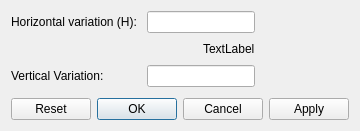
This is libs/geodata/riversurvey/geodatarivercrosssectionaltitudemovedialog.ui in i-RIC/prepost-gui as Qt 5 draws it before an edit. The edited form follows.
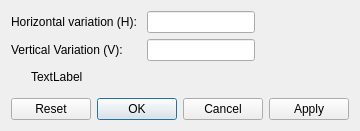
This is the edited form. Custom widgets are drawn as their Qt base class.

Commit message: リファクタリング

What changed in the file:
```diff
--- a/libs/geodata/riversurvey/geodatarivercrosssectionaltitudemovedialog.ui
+++ b/libs/geodata/riversurvey/geodatarivercrosssectionaltitudemovedialog.ui
@@ -28,16 +28,29 @@
        <item row="0" column="1">
         <widget class="RealNumberEditWidget" name="horizontalEdit"/>
        </item>
-       <item row="1" column="0" colspan="2">
+       <item row="1" column="0">
+        <widget class="QLabel" name="verticalLabel">
+         <property name="text">
+          <string>Vertical Variation (V):</string>
+         </property>
+        </widget>
+       </item>
+       <item row="1" column="1">
+        <widget class="RealNumberEditWidget" name="verticalEdit"/>
+       </item>
+       <item row="2" column="0" colspan="2">
         <layout class="QHBoxLayout" name="horizontalLayout">
          <item>
-          <spacer name="horizontalSpacer">
+          <spacer name="horizontalSpacer_3">
            <property name="orientation">
             <enum>Qt::Horizontal</enum>
            </property>
+           <property name="sizeType">
+            <enum>QSizePolicy::Fixed</enum>
+           </property>
            <property name="sizeHint" stdset="0">
             <size>
-             <width>40</width>
+             <width>20</width>
              <height>20</height>
             </size>
            </property>
@@ -50,18 +63,21 @@
            </property>
           </widget>
          </item>
+         <item>
+          <spacer name="horizontalSpacer">
+           <property name="orientation">
+            <enum>Qt::Horizontal</enum>
+           </property>
+           <property name="sizeHint" stdset="0">
+            <size>
+             <width>40</width>
+             <height>20</height>
+            </size>
+           </property>
+          </spacer>
+         </item>
         </layout>
        </item>
-       <item row="2" column="0">
-        <widget class="QLabel" name="verticalLabel">
-         <property name="text">
-          <string>Vertical Variation:</string>
-         </property>
-        </widget>
-       </item>
-       <item row="2" column="1">
-        <widget class="RealNumberEditWidget" name="verticalEdit"/>
-       </item>
       </layout>
      </item>
      <item>
```
The commit also changes 1 other file.
